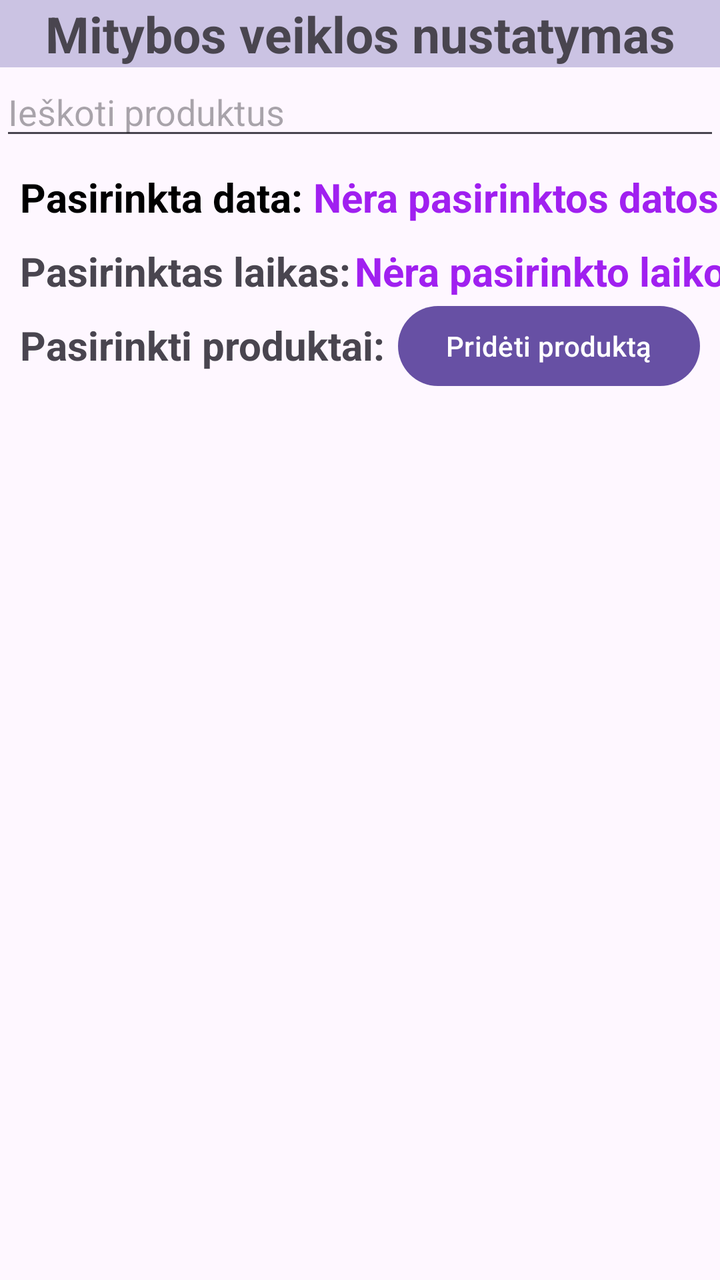
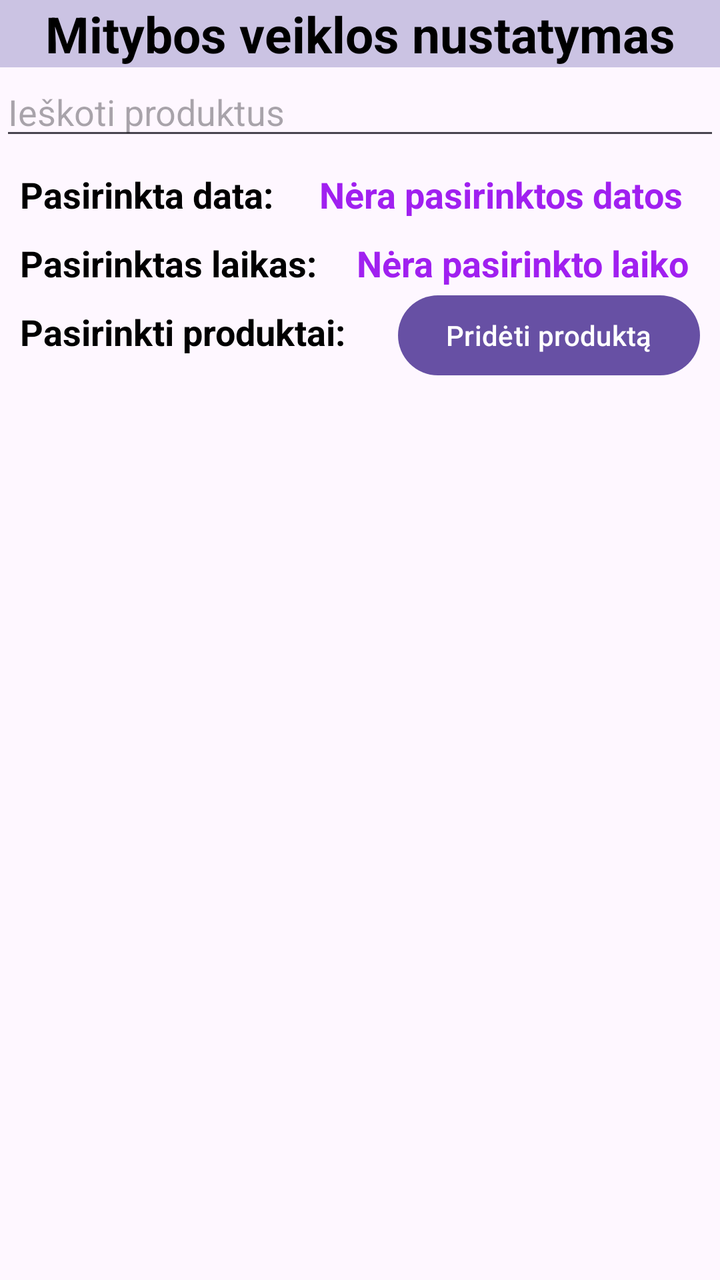

Compare the two renders of this Android layout. The source of the first and the diff that turns it into the second are given below.
<!-- AndroidManifest.xml: activity theme Theme.Material3.Light.NoActionBar -->
<!-- res/layout/activity_meal_log.xml -->
<androidx.constraintlayout.widget.ConstraintLayout xmlns:android="http://schemas.android.com/apk/res/android"
    xmlns:app="http://schemas.android.com/apk/res-auto"
    xmlns:tools="http://schemas.android.com/tools"
    android:layout_width="match_parent"
    android:layout_height="match_parent"
    tools:context=".MealLogActivity">

    <TextView
        android:id="@+id/mealLogTitle"
        android:layout_width="match_parent"
        android:layout_height="wrap_content"
        android:background="#CBC3E3"
        android:gravity="center"
        android:text="Mitybos veiklos nustatymas"
        android:textSize="25sp"
        android:textStyle="bold"
        app:layout_constraintEnd_toEndOf="parent"
        app:layout_constraintStart_toStartOf="parent"
        app:layout_constraintTop_toTopOf="parent" />

    <EditText
        android:id="@+id/searchField"
        android:layout_width="0dp"
        android:layout_height="wrap_content"
        android:hint="Ieškoti produktus"
        android:inputType="text"
        app:layout_constraintEnd_toEndOf="parent"
        app:layout_constraintStart_toStartOf="parent"
        app:layout_constraintTop_toBottomOf="@+id/mealLogTitle" />

    <TextView
        android:id="@+id/dateTextPlaceholder"
        android:layout_width="wrap_content"
        android:layout_height="wrap_content"
        android:layout_marginStart="10dp"
        android:layout_marginTop="10dp"
        android:text="Pasirinkta data: "
        android:textColor="#000000"
        android:textSize="20sp"
        android:textStyle="bold"
        app:layout_constraintStart_toStartOf="parent"
        app:layout_constraintTop_toBottomOf="@+id/searchField" />

    <TextView
        android:id="@+id/dateText"
        android:layout_width="wrap_content"
        android:layout_height="wrap_content"
        android:layout_marginTop="10dp"
        android:text="Nėra pasirinktos datos"
        android:textColor="#A020F0"
        android:textSize="20sp"
        android:textStyle="bold"
        app:layout_constraintEnd_toEndOf="parent"
        app:layout_constraintStart_toEndOf="@+id/dateTextPlaceholder"
        app:layout_constraintTop_toBottomOf="@+id/searchField" />

    <TextView
        android:id="@+id/timeTextPlaceholder"
        android:layout_width="wrap_content"
        android:layout_height="wrap_content"
        android:layout_marginStart="10dp"
        android:layout_marginTop="10dp"
        android:text="Pasirinktas laikas: "
        android:textSize="20sp"
        android:textStyle="bold"
        app:layout_constraintStart_toStartOf="parent"
        app:layout_constraintTop_toBottomOf="@+id/dateTextPlaceholder" />

    <TextView
        android:id="@+id/timeText"
        android:layout_width="wrap_content"
        android:layout_height="wrap_content"
        android:layout_marginTop="10dp"
        android:text="Nėra pasirinkto laiko"
        android:textColor="#A020F0"
        android:textSize="20sp"
        android:textStyle="bold"
        app:layout_constraintEnd_toEndOf="parent"
        app:layout_constraintStart_toEndOf="@+id/timeTextPlaceholder"
        app:layout_constraintTop_toBottomOf="@+id/dateText" />

    <TextView
        android:id="@+id/productsTextPlaceholder"
        android:layout_width="match_parent"
        android:layout_height="wrap_content"
        android:layout_marginStart="10dp"
        android:layout_marginTop="10dp"
        android:text="Pasirinkti produktai: "
        android:textSize="20sp"
        android:textStyle="bold"
        app:layout_constraintStart_toStartOf="parent"
        app:layout_constraintTop_toBottomOf="@+id/timeTextPlaceholder" />

    <ScrollView
        android:id="@+id/scrollViewProductsText"
        android:layout_width="match_parent"
        android:layout_height="500dp"
        app:layout_constraintStart_toStartOf="parent"
        app:layout_constraintTop_toBottomOf="@+id/productsTextPlaceholder">
        <TextView
            android:id="@+id/productsText"
            android:layout_width="match_parent"
            android:layout_height="wrap_content"
            android:layout_marginStart="10dp"
            android:layout_marginTop="10dp"
            android:paddingBottom="10dp"
            android:textSize="20sp"
            android:textStyle="bold"/>
    </ScrollView>

    <Button
        android:id="@+id/productsButton"
        android:layout_width="wrap_content"
        android:layout_height="wrap_content"
        android:layout_marginRight="10dp"
        android:text="Pridėti produktą"
        app:layout_constraintEnd_toEndOf="parent"
        app:layout_constraintTop_toBottomOf="@+id/timeText" />

    <ProgressBar
        android:id="@+id/productsProgressBar"
        android:visibility="gone"
        android:layout_width="wrap_content"
        android:layout_height="wrap_content"
        app:layout_constraintEnd_toEndOf="parent"
        app:layout_constraintStart_toStartOf="parent"
        app:layout_constraintTop_toBottomOf="@+id/productsButton" />

    <Button
        android:id="@+id/insertButton"
        android:layout_width="wrap_content"
        android:layout_height="wrap_content"
        android:text="Įkelti duomenys"
        app:layout_constraintBottom_toBottomOf="parent"
        app:layout_constraintEnd_toEndOf="parent"
        app:layout_constraintStart_toStartOf="parent"
        app:layout_constraintTop_toBottomOf="@+id/scrollViewProductsText" />

    <androidx.recyclerview.widget.RecyclerView
        android:id="@+id/allProductsList"
        android:layout_width="match_parent"
        android:layout_height="0dp"
        app:layout_constraintBottom_toBottomOf="parent"
        app:layout_constraintEnd_toEndOf="parent"
        app:layout_constraintHorizontal_bias="0.0"
        app:layout_constraintStart_toStartOf="parent"
        app:layout_constraintTop_toBottomOf="@+id/searchField"
        app:layout_constraintVertical_bias="1.0" />

</androidx.constraintlayout.widget.ConstraintLayout>
<!-- resources referenced by this layout -->
<resources>

</resources>

<!-- the commit's change to res/layout/activity_meal_log.xml (unified diff, before → after) -->
@@ -12,6 +12,7 @@
         android:background="#CBC3E3"
         android:gravity="center"
         android:text="Mitybos veiklos nustatymas"
+        android:textColor="@color/black"
         android:textSize="25sp"
         android:textStyle="bold"
         app:layout_constraintEnd_toEndOf="parent"
@@ -35,8 +36,8 @@
         android:layout_marginStart="10dp"
         android:layout_marginTop="10dp"
         android:text="Pasirinkta data: "
-        android:textColor="#000000"
-        android:textSize="20sp"
+        android:textColor="@color/black"
+        android:textSize="18sp"
         android:textStyle="bold"
         app:layout_constraintStart_toStartOf="parent"
         app:layout_constraintTop_toBottomOf="@+id/searchField" />
@@ -48,7 +49,7 @@
         android:layout_marginTop="10dp"
         android:text="Nėra pasirinktos datos"
         android:textColor="#A020F0"
-        android:textSize="20sp"
+        android:textSize="18sp"
         android:textStyle="bold"
         app:layout_constraintEnd_toEndOf="parent"
         app:layout_constraintStart_toEndOf="@+id/dateTextPlaceholder"
@@ -61,7 +62,8 @@
         android:layout_marginStart="10dp"
         android:layout_marginTop="10dp"
         android:text="Pasirinktas laikas: "
-        android:textSize="20sp"
+        android:textColor="@color/black"
+        android:textSize="18sp"
         android:textStyle="bold"
         app:layout_constraintStart_toStartOf="parent"
         app:layout_constraintTop_toBottomOf="@+id/dateTextPlaceholder" />
@@ -73,7 +75,7 @@
         android:layout_marginTop="10dp"
         android:text="Nėra pasirinkto laiko"
         android:textColor="#A020F0"
-        android:textSize="20sp"
+        android:textSize="18sp"
         android:textStyle="bold"
         app:layout_constraintEnd_toEndOf="parent"
         app:layout_constraintStart_toEndOf="@+id/timeTextPlaceholder"
@@ -86,7 +88,8 @@
         android:layout_marginStart="10dp"
         android:layout_marginTop="10dp"
         android:text="Pasirinkti produktai: "
-        android:textSize="20sp"
+        android:textColor="@color/black"
+        android:textSize="18sp"
         android:textStyle="bold"
         app:layout_constraintStart_toStartOf="parent"
         app:layout_constraintTop_toBottomOf="@+id/timeTextPlaceholder" />
<!-- resource entries referenced after the edit -->
@@ -1,5 +1,5 @@
 <!-- resources referenced by this layout -->
 <resources>
-
+  <color name="black">#FF000000</color>
 </resources>
 
